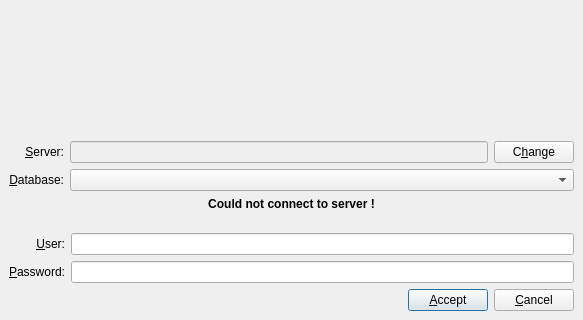
The window that Koo/ui/login.ui (xrg/openerp-client-kde) describes before a commit, drawn with Qt 5.
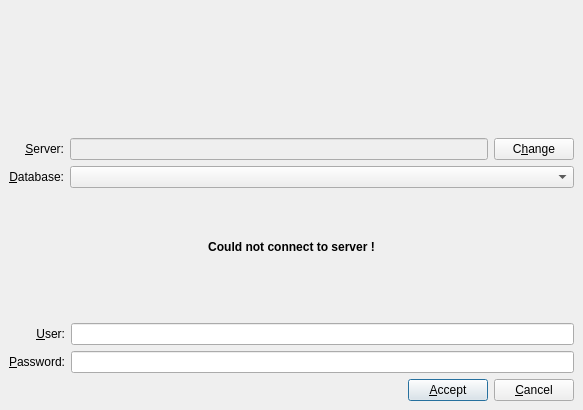
The same window after the commit. Icons and pictures are not drawn.

Commit message: Updated images and icons. Remove old tinyerp images and logos and use new ones based on NaN logo.

What changed in the file:
```diff
--- a/Koo/ui/login.ui
+++ b/Koo/ui/login.ui
@@ -4,12 +4,12 @@
   <property name="windowModality" >
    <enum>Qt::WindowModal</enum>
   </property>
-  <property name="geometry" >
+  <property name="geometry">
    <rect>
     <x>0</x>
     <y>0</y>
     <width>583</width>
-    <height>320</height>
+    <height>410</height>
    </rect>
   </property>
   <property name="sizePolicy" >
@@ -33,12 +33,12 @@
     <number>9</number>
    </property>
    <item>
-    <widget class="QLabel" name="label_5" >
-     <property name="text" >
-      <string/>
+    <widget class="QLabel" name="uiKoo">
+     <property name="cursor">
+      <cursorShape>PointingHandCursor</cursorShape>
      </property>
-     <property name="pixmap" >
-      <pixmap resource="common.qrc" >:/images/tinyerp.png</pixmap>
+     <property name="text">
+      <string>&lt;a href=&quot;http://www.nan-tic.com&quot;&gt;&lt;img src=&quot;:images/koo.png&quot;/&gt;&lt;/a&gt;</string>
      </property>
      <property name="alignment" >
       <set>Qt::AlignCenter</set>
@@ -50,7 +50,10 @@
      <property name="orientation" >
       <enum>Qt::Vertical</enum>
      </property>
-     <property name="sizeHint" stdset="0" >
+     <property name="sizeType">
+      <enum>QSizePolicy::Minimum</enum>
+     </property>
+     <property name="sizeHint" stdset="0">
       <size>
        <width>20</width>
        <height>16</height>
```
Left out of the diff: 176 changed lines with no effect on the pictures. The commit also changes 19 other files.
